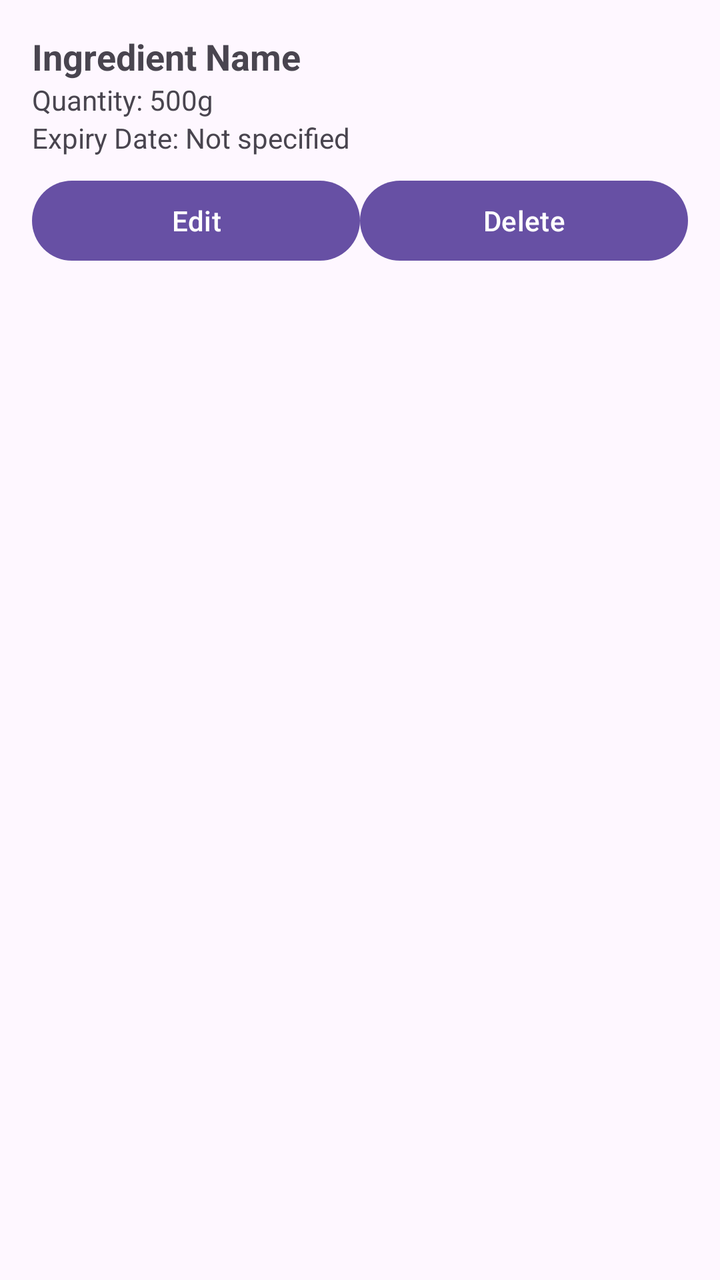
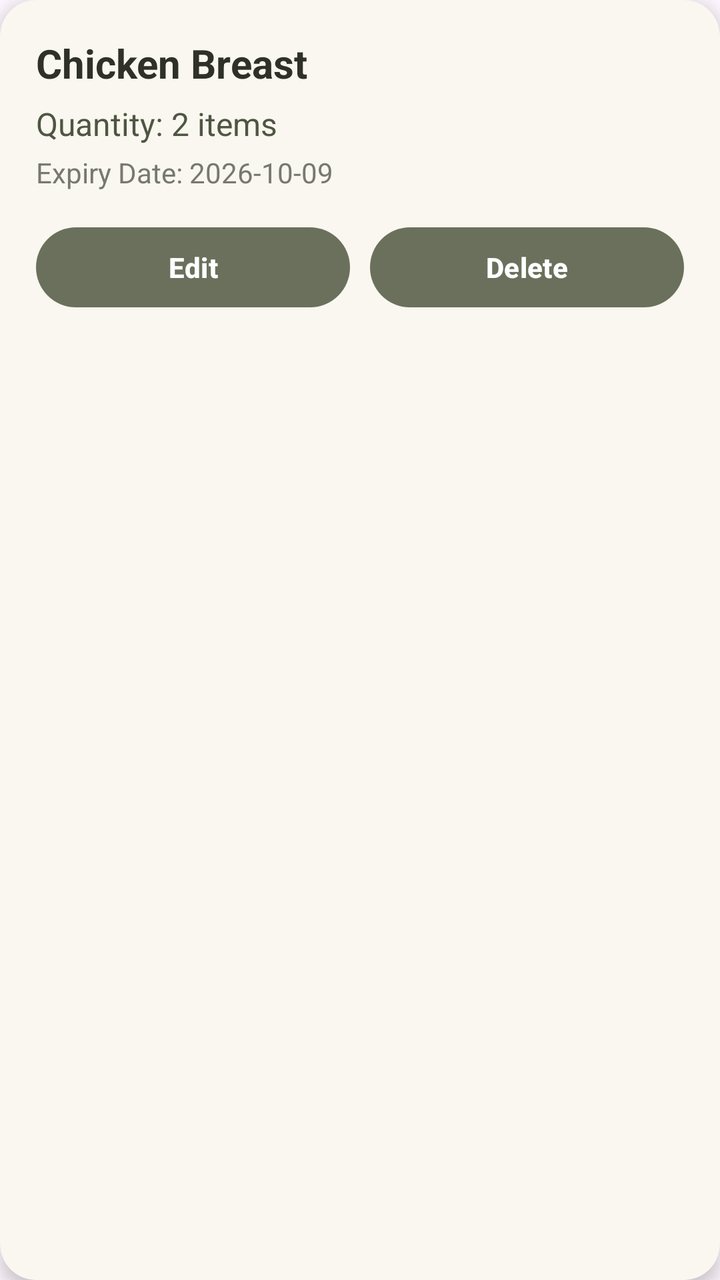

The first picture is an Android layout as it rendered before a commit; the second is the same layout after the commit. The layout source and the unified diff follow.
<!-- AndroidManifest.xml: application theme Theme.SmartPantryManager -->
<!-- res/layout/item_pantry.xml -->
<?xml version="1.0" encoding="utf-8"?>
<LinearLayout xmlns:android="http://schemas.android.com/apk/res/android"
    android:orientation="vertical"
    android:layout_width="match_parent"
    android:layout_height="wrap_content"
    android:padding="16dp">

    <TextView
        android:id="@+id/txtIngredientName"
        android:layout_width="match_parent"
        android:layout_height="wrap_content"
        android:text="Ingredient Name"
        android:textSize="18sp"
        android:textStyle="bold" />

    <TextView
        android:id="@+id/txtIngredientQuantity"
        android:layout_width="match_parent"
        android:layout_height="wrap_content"
        android:text="Quantity: 500g" />

    <TextView
        android:id="@+id/txtIngredientExpiry"
        android:layout_width="match_parent"
        android:layout_height="wrap_content"
        android:text="Expiry Date: Not specified" />
    <LinearLayout
        android:layout_width="match_parent"
        android:layout_height="wrap_content"
        android:orientation="horizontal"
        android:layout_marginTop="8dp">

        <Button
            android:id="@+id/btnEditIngredient"
            android:layout_width="0dp"
            android:layout_height="wrap_content"
            android:layout_weight="1"
            android:text="Edit" />

        <Button
            android:id="@+id/btnDeleteIngredient"
            android:layout_width="0dp"
            android:layout_height="wrap_content"
            android:layout_weight="1"
            android:text="Delete" />

    </LinearLayout>

</LinearLayout>
<!-- resources referenced by this layout -->
<resources>
  <style name="Theme.SmartPantryManager" parent="Base.Theme.SmartPantryManager" />
  <style name="Base.Theme.SmartPantryManager" parent="Theme.Material3.DayNight.NoActionBar">
          
          
      </style>
</resources>

<!-- the commit's change to res/layout/item_pantry.xml (unified diff, before → after) -->
@@ -1,49 +1,78 @@
 <?xml version="1.0" encoding="utf-8"?>
-<LinearLayout xmlns:android="http://schemas.android.com/apk/res/android"
+<androidx.cardview.widget.CardView
+    xmlns:android="http://schemas.android.com/apk/res/android"
+    xmlns:app="http://schemas.android.com/apk/res-auto"
+    android:layout_width="match_parent"
+    android:layout_height="wrap_content"
+    android:layout_marginBottom="12dp"
+    app:cardCornerRadius="18dp"
+    app:cardElevation="5dp"
+    app:cardBackgroundColor="#F9F7EF">
+
+
+
+<LinearLayout
     android:orientation="vertical"
     android:layout_width="match_parent"
     android:layout_height="wrap_content"
-    android:padding="16dp">
+    android:padding="18dp">
 
     <TextView
         android:id="@+id/txtIngredientName"
         android:layout_width="match_parent"
         android:layout_height="wrap_content"
-        android:text="Ingredient Name"
-        android:textSize="18sp"
-        android:textStyle="bold" />
+        android:text="Chicken Breast"
+        android:textSize="20sp"
+        android:textStyle="bold"
+        android:textColor="@color/dark_text" />
 
     <TextView
         android:id="@+id/txtIngredientQuantity"
         android:layout_width="match_parent"
         android:layout_height="wrap_content"
-        android:text="Quantity: 500g" />
+        android:layout_marginTop="6dp"
+        android:text="Quantity: 2 items"
+        android:textSize="16sp"
+        android:textColor="@color/olive_dark" />
 
     <TextView
         android:id="@+id/txtIngredientExpiry"
         android:layout_width="match_parent"
         android:layout_height="wrap_content"
-        android:text="Expiry Date: Not specified" />
+        android:layout_marginTop="4dp"
+        android:text="Expiry Date: 2026-10-09"
+        android:textSize="14sp"
+        android:textColor="@color/grey_text" />
+
     <LinearLayout
         android:layout_width="match_parent"
         android:layout_height="wrap_content"
         android:orientation="horizontal"
-        android:layout_marginTop="8dp">
+        android:layout_marginTop="14dp">
 
         <Button
             android:id="@+id/btnEditIngredient"
             android:layout_width="0dp"
             android:layout_height="wrap_content"
             android:layout_weight="1"
-            android:text="Edit" />
+            android:text="Edit"
+            android:textAllCaps="false"
+            android:textStyle="bold" />
+
+        <Space
+            android:layout_width="10dp"
+            android:layout_height="1dp" />
 
         <Button
             android:id="@+id/btnDeleteIngredient"
             android:layout_width="0dp"
             android:layout_height="wrap_content"
             android:layout_weight="1"
-            android:text="Delete" />
+            android:text="Delete"
+            android:textAllCaps="false"
+            android:textStyle="bold" />
 
     </LinearLayout>
 
 </LinearLayout>
+    </androidx.cardview.widget.CardView>
<!-- resource entries referenced after the edit -->
@@ -1,9 +1,20 @@
 <!-- resources referenced by this layout -->
 <resources>
+  <color name="dark_text">#2F3028</color>
+  <color name="grey_text">#77786F</color>
+  <color name="olive_dark">#4F5543</color>
   <style name="Theme.SmartPantryManager" parent="Base.Theme.SmartPantryManager" />
   <style name="Base.Theme.SmartPantryManager" parent="Theme.Material3.DayNight.NoActionBar">
-          
-          
+  
+          <item name="colorPrimary">@color/olive_primary</item>
+          <item name="colorSecondary">@color/olive_light</item>
+  
+          <item name="android:statusBarColor">@color/olive_dark</item>
+          <item name="android:navigationBarColor">@color/cream_background</item>
+          <item name="android:windowLightStatusBar">true</item>
       </style>
+  <color name="olive_primary">#6B705C</color>
+  <color name="olive_light">#A5A58D</color>
+  <color name="cream_background">#F6F4EA</color>
 </resources>
 
